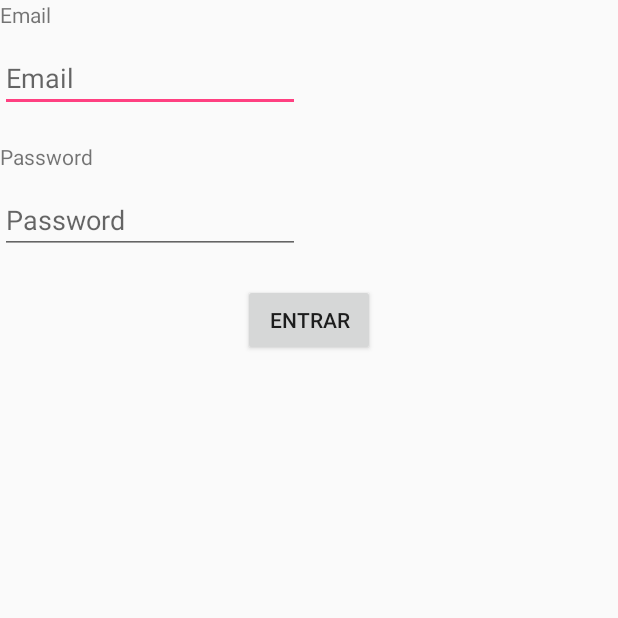
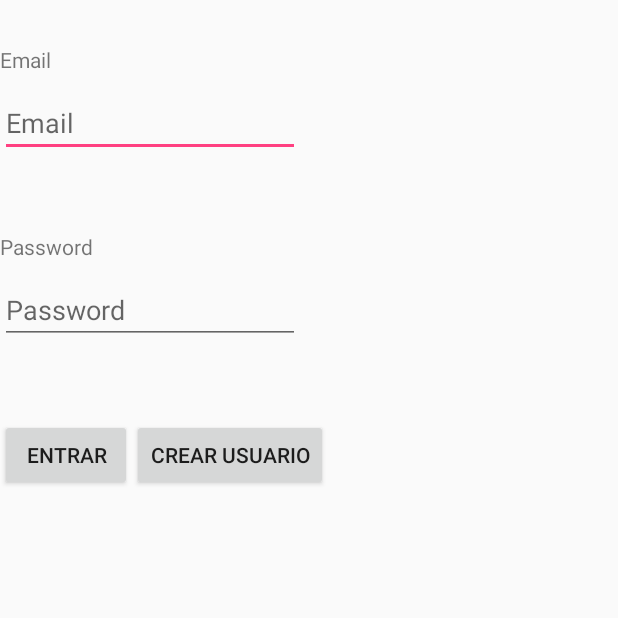
Before and after one commit to Fscorpiniti/gio_mobile, an Android app: the screen it shows after launch (DefaultLoginActivity), on a phone screen of 412 x 824 dp, the top half of it. Run offline under Robolectric (Android 15) with nearby library versions, the phone set to English and light mode, and no system bars; our stand-ins replace RxJava; libraries missing offline, so code that uses them is left out: com.jakewharton.retrofit2; 2 statements that could not run were skipped.

Commit message:
Agrego a la vista boton de creacion de usuarios y acomodo la pantalla

```diff
--- a/src/main/java/untref/tesis/gio/app/activity/DefaultLoginActivity.java
+++ b/src/main/java/untref/tesis/gio/app/activity/DefaultLoginActivity.java
@@ -31,6 +31,10 @@ public class DefaultLoginActivity extends Activity implements LoginActivity {
         loginPresenter.login(email, password);
     }
 
+    public void createUser(View view) {
+
+    }
+
     @Override
     public void successful(User user) {
         Log.i("Logged User", user.getEmail());
--- a/src/main/res/layout/default_login_activity.xml
+++ b/src/main/res/layout/default_login_activity.xml
@@ -7,7 +7,8 @@
         android:layout_width="wrap_content"
         android:layout_height="wrap_content"
         android:text="@string/edit_email"
-        android:layout_marginBottom="10dp"/>
+        android:layout_marginBottom="10dp"
+        android:layout_marginTop="30dp"/>
 
     <EditText android:id="@+id/edit_email"
         android:layout_width="wrap_content"
@@ -24,7 +25,8 @@
         android:layout_height="wrap_content"
         android:text="@string/edit_password"
         android:layout_below="@id/edit_email"
-        android:layout_marginBottom="10dp"/>
+        android:layout_marginBottom="10dp"
+        android:layout_marginTop="30dp"/>
 
     <EditText android:id="@+id/edit_password"
         android:layout_width="wrap_content"
@@ -36,12 +38,23 @@
         android:maxLines="1"
         android:inputType="text" />
 
-    <Button
+    <Button android:id="@+id/btn_login"
         android:layout_width="wrap_content"
         android:layout_height="wrap_content"
         android:text="@string/button_send_login"
         android:layout_below="@id/edit_password"
-        android:layout_centerHorizontal="true"
-        android:onClick="login"/>
+        android:layout_centerHorizontal="false"
+        android:onClick="login"
+        android:layout_marginTop="30dp"/>
+
+    <Button
+        android:layout_width="wrap_content"
+        android:layout_height="wrap_content"
+        android:text="@string/button_create_user"
+        android:layout_toRightOf="@id/btn_login"
+        android:layout_below="@id/edit_password"
+        android:layout_centerHorizontal="false"
+        android:onClick="createUser"
+        android:layout_marginTop="30dp"/>
 
 </RelativeLayout>
--- a/src/main/res/values/strings.xml
+++ b/src/main/res/values/strings.xml
@@ -3,4 +3,5 @@
     <string name="edit_email">Email</string>
     <string name="edit_password">Password</string>
     <string name="button_send_login">Entrar</string>
+    <string name="button_create_user">Crear Usuario</string>
 </resources>
```
